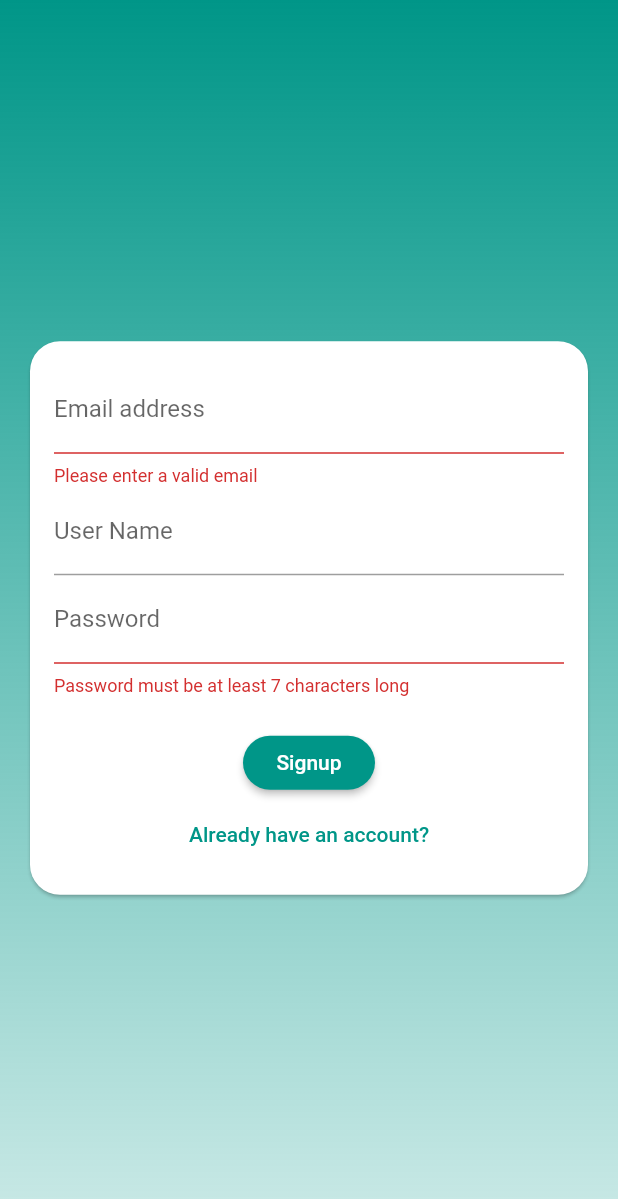
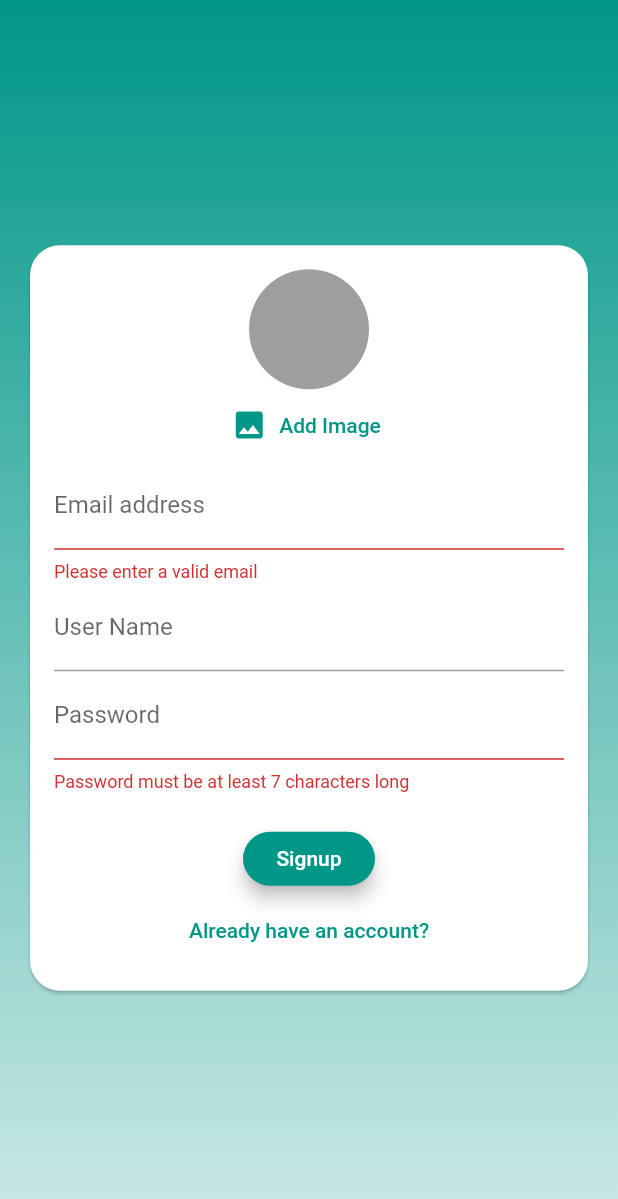
Before and after one commit to Tushtisachdeva01/Group_chat_app, a Flutter app: the screen it shows after launch, after a tap on "Login", after a tap on "Create an account", on a phone screen of 412 x 824 dp. Shown: the top 1199 px of the screen. Run offline on Flutter 3.47's test engine with Material 2 defaults, Android fonts, the phone set to English and light mode, and no system bars; our stand-ins replace cloud_firestore, firebase_auth, firebase_storage, image_picker; accounts and stored records are empty.

Commit message:
Image picker added

```diff
--- a/lib/screens/auth_screen.dart
+++ b/lib/screens/auth_screen.dart
@@ -1,8 +1,11 @@
+import 'dart:io';
+
 import 'package:flutter/material.dart';
 import 'package:chat_app/widgets/auth/auth_form.dart';
 import 'package:firebase_auth/firebase_auth.dart';
 import 'package:cloud_firestore/cloud_firestore.dart';
 import 'package:flutter/services.dart';
+import 'package:firebase_storage/firebase_storage.dart';
 
 class AuthScreen extends StatefulWidget {
   @override
@@ -16,6 +19,7 @@ class _AuthScreenState extends State<AuthScreen> {
     String email,
     String username,
     String password,
+    File image,
     bool isLogin,
     BuildContext ctx,
   ) async {
@@ -34,6 +38,16 @@ class _AuthScreenState extends State<AuthScreen> {
           email: email,
           password: password,
         );
+
+        final ref = FirebaseStorage.instance
+            .ref()
+            .child('user_images')
+            .child(_authResult.user.uid + '.jpg');
+
+        await ref.putFile(image).onComplete;
+
+        final url = await ref.getDownloadURL();
+
         await Firestore.instance
             .collection('users')
             .document(_authResult.user.uid)
@@ -41,6 +55,7 @@ class _AuthScreenState extends State<AuthScreen> {
           {
             'username': username,
             'email': email,
+            'image_url': url
           },
         );
       }
--- a/lib/widgets/auth/auth_form.dart
+++ b/lib/widgets/auth/auth_form.dart
@@ -1,3 +1,6 @@
+import 'dart:io';
+
+import 'package:chat_app/widgets/pickers/user_image.dart';
 import 'package:flutter/material.dart';
 
 class AuthForm extends StatefulWidget {
@@ -5,6 +8,7 @@ class AuthForm extends StatefulWidget {
     String email,
     String username,
     String password,
+    File image,
     bool isLogin,
     BuildContext context,
   ) _submitData;
@@ -19,17 +23,34 @@ class _AuthFormState extends State<AuthForm> {
   String _userMail = '';
   String _userName = '';
   String _userPassword = '';
+  File _userImage;
   bool isLogin = true;
+
+  void _pickedImage(File image) {
+    _userImage = image;
+  }
 
   void _trySubmit() {
     final isValid = _formKey.currentState.validate();
     FocusScope.of(context).unfocus();
+
+    if (_userImage == null && !isLogin) {
+      Scaffold.of(context).showSnackBar(
+        SnackBar(
+          content: Text('Please pick an image'),
+          backgroundColor: Theme.of(context).errorColor,
+        ),
+      );
+        return;
+    }
+
     if (isValid) {
       _formKey.currentState.save();
       widget._submitData(
         _userMail.trim(),
         _userName.trim(),
         _userPassword.trim(),
+        _userImage,
         isLogin,
         context,
       );
@@ -51,6 +72,7 @@ class _AuthFormState extends State<AuthForm> {
               key: _formKey,
               child: Column(
                 children: <Widget>[
+                  if (!isLogin) UserImagePicker(_pickedImage),
                   TextFormField(
                     key: ValueKey('email'),
                     keyboardType: TextInputType.emailAddress,
@@ -99,11 +121,17 @@ class _AuthFormState extends State<AuthForm> {
                       _userPassword = value;
                     },
                   ),
-                  SizedBox(height: 20,),
+                  SizedBox(
+                    height: 20,
+                  ),
                   if (widget.isLoading)
-                   CircularProgressIndicator(backgroundColor: Theme.of(context).primaryColor,),
+                    CircularProgressIndicator(
+                      backgroundColor: Theme.of(context).primaryColor,
+                    ),
                   if (!widget.isLoading)
                     RaisedButton(
+                      splashColor: Theme.of(context).accentColor,
+                      elevation: 5,
                       child: Text(
                         isLogin ? 'Login' : 'Signup',
                       ),
--- a/lib/widgets/chats/messages.dart
+++ b/lib/widgets/chats/messages.dart
@@ -31,6 +31,7 @@ class Messages extends StatelessWidget {
                       chatDocs[index]['text'],
                       chatDocs[index]['userId'] == futureSnapShot.data.uid,
                       chatDocs[index]['username'],
+                      chatDocs[index]['userImage'],
                       key: ValueKey(chatDocs[index].documentID),
                     ),
                 reverse: true,
--- a/lib/widgets/chats/new_message.dart
+++ b/lib/widgets/chats/new_message.dart
@@ -20,7 +20,8 @@ class _NewMessageState extends State<NewMessage> {
         'text': _enteredMessage,
         'createdAt':Timestamp.now(),
         'userId': user.uid,
-        'username': userData['username']
+        'username': userData['username'],
+        'userImage': userData['image_url'],
       },
     );
     _controller.clear();
--- /dev/null
+++ b/lib/widgets/pickers/user_image.dart
@@ -0,0 +1,44 @@
+import 'dart:io';
+
+import 'package:flutter/material.dart';
+import 'package:image_picker/image_picker.dart';
+
+class UserImagePicker extends StatefulWidget {
+  final void Function(File pickedImage) imagePick;
+  UserImagePicker(this.imagePick);
+  @override
+  _UserImagePickerState createState() => _UserImagePickerState();
+}
+
+class _UserImagePickerState extends State<UserImagePicker> {
+  File _pickedImage;
+
+  void _pickImage() async {
+    final pickedImageFile = await ImagePicker.pickImage(
+      source: ImageSource.camera,
+      imageQuality: 50,
+      maxWidth: 150,
+    );
+    setState(() {
+      _pickedImage = pickedImageFile;
+    });
+    widget.imagePick(pickedImageFile);
+  }
+
+  @override
+  Widget build(BuildContext context) {
+    return Column(children: <Widget>[
+      CircleAvatar(
+        radius: 40,
+        backgroundColor: Colors.grey,
+        backgroundImage: _pickedImage != null ? FileImage(_pickedImage) : null,
+      ),
+      FlatButton.icon(
+        textColor: Theme.of(context).primaryColor,
+        onPressed: _pickImage,
+        icon: Icon(Icons.image),
+        label: Text('Add Image'),
+      ),
+    ]);
+  }
+}
--- a/pubspec.yaml
+++ b/pubspec.yaml
@@ -25,6 +25,10 @@ dependencies:
   cupertino_icons: ^0.1.2
   cloud_firestore: ^0.13.5
   firebase_auth: ^0.16.0
+  firebase_storage: ^3.1.5
+  image_picker: ^0.6.5+3
+  firebase_messaging: ^6.0.15
+
 
 dev_dependencies:
   flutter_test:
```
Also changed, not shown: lib/widgets/chats/message_bubble.dart (+17 -4 lines), pubspec.lock, 2 other files.
